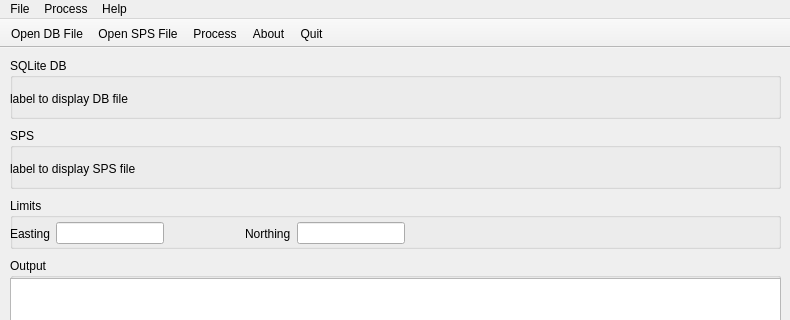
First picture: the form in ui/UIMainWindowForm.ui, repository mysiar/seismic-offset-check, before the edit; both pictures show x 0 to 790 and y 0 to 320 of the 790 by 545 pixel window.
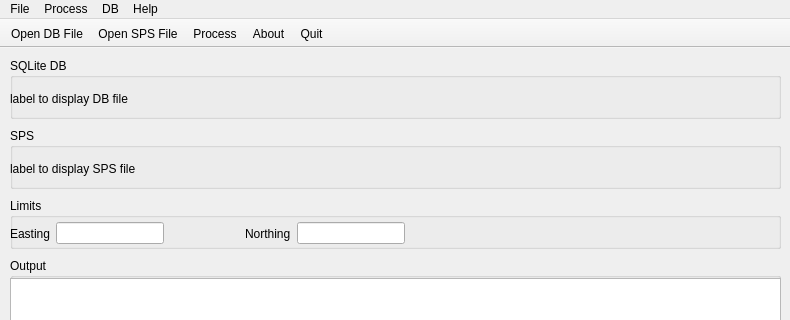
Second picture: the form after the edit. Icons and pictures are not drawn.

Patch:
```diff
--- a/ui/UIMainWindowForm.ui
+++ b/ui/UIMainWindowForm.ui
@@ -318,8 +318,16 @@
     <addaction name="actionHelp"/>
     <addaction name="actionAbout"/>
    </widget>
+   <widget class="QMenu" name="menuDB">
+    <property name="title">
+     <string>DB</string>
+    </property>
+    <addaction name="actionCreate_DB"/>
+    <addaction name="actionUpdate_DB"/>
+   </widget>
    <addaction name="menuFile"/>
    <addaction name="menuRun"/>
+   <addaction name="menuDB"/>
    <addaction name="menuHelp"/>
   </widget>
   <action name="actionOpen_DB_File">
```
Left out of the diff: 39 changed lines with no effect on the pictures.
